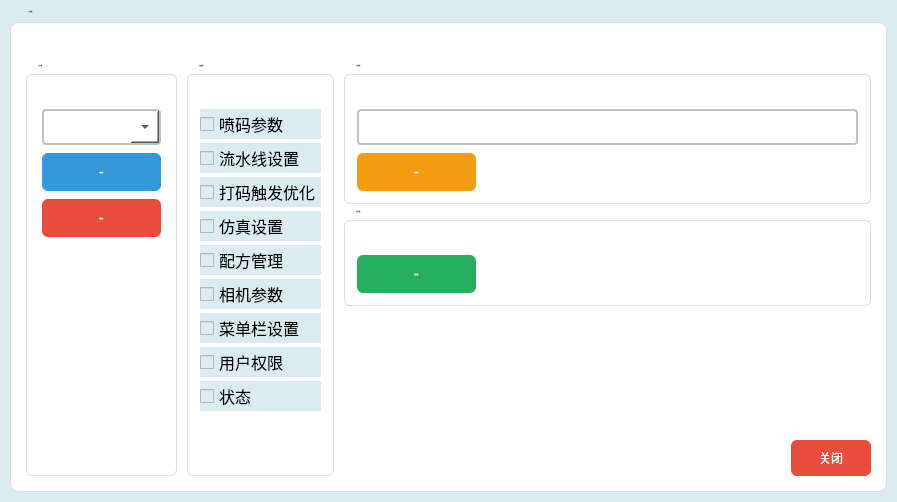
This is librecad/src/OCRdemo/user.ui in Hcj1108/Librecad_AFP5000 as Qt 5 draws it before an edit. The edited form follows.
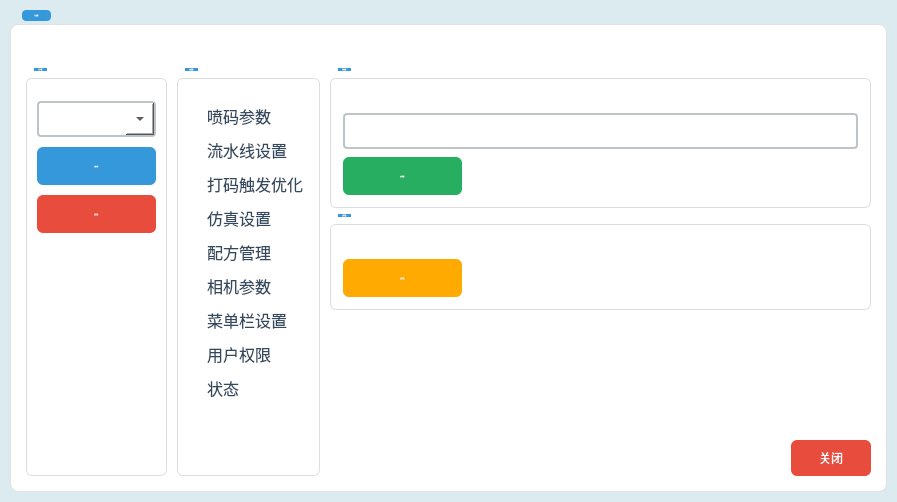
This is the edited form. Icons and pictures are not drawn.

```diff
--- a/librecad/src/OCRdemo/user.ui
+++ b/librecad/src/OCRdemo/user.ui
@@ -73,8 +73,8 @@
            </font>
           </property>
           <property name="styleSheet">
-           <string notr="true">QGroupBox{font: bold 14px &quot;Microsoft YaHei&quot;; color: #2c3e50; border: 1px solid #dcdde1; border-radius: 8px; margin-top: 12px; padding-top: 16px; background: #ffffff;}
-QGroupBox::title{subcontrol-origin: margin; left: 12px; padding: 0 6px;}</string>
+           <string notr="true">QGroupBox{font: bold 14px &quot;Microsoft YaHei&quot;; color: #2c3e50; border: 1px solid #e0e0e0; border-radius: 8px; margin-top: 14px; padding-top: 18px; background: #ffffff;}
+QGroupBox::title{subcontrol-origin: margin; left: 12px; padding: 4px 12px; background: #3498db; color: white; border-radius: 4px;}</string>
           </property>
           <property name="title">
            <string>用户设置</string>
@@ -114,19 +114,19 @@
              </property>
              <layout class="QVBoxLayout" name="userListLayout">
               <property name="spacing">
-               <number>8</number>
+               <number>10</number>
               </property>
               <property name="leftMargin">
-               <number>15</number>
+               <number>10</number>
               </property>
               <property name="topMargin">
-               <number>22</number>
+               <number>10</number>
               </property>
               <property name="rightMargin">
-               <number>15</number>
+               <number>10</number>
               </property>
               <property name="bottomMargin">
-               <number>15</number>
+               <number>10</number>
               </property>
               <item>
                <widget class="QComboBox" name="comboBox_2">
@@ -289,13 +289,13 @@
                <number>4</number>
               </property>
               <property name="leftMargin">
-               <number>12</number>
+               <number>10</number>
               </property>
               <property name="topMargin">
-               <number>22</number>
+               <number>10</number>
               </property>
               <property name="rightMargin">
-               <number>12</number>
+               <number>10</number>
               </property>
               <property name="bottomMargin">
                <number>10</number>
@@ -308,6 +308,9 @@
                   <pointsize>12</pointsize>
                  </font>
                 </property>
+                <property name="styleSheet">
+                 <string notr="true">color: #34495e; background: transparent;</string>
+                </property>
                 <property name="text">
                  <string>喷码参数</string>
                 </property>
@@ -321,6 +324,9 @@
                   <pointsize>12</pointsize>
                  </font>
                 </property>
+                <property name="styleSheet">
+                 <string notr="true">color: #34495e; background: transparent;</string>
+                </property>
                 <property name="text">
                  <string>流水线设置</string>
                 </property>
@@ -334,6 +340,9 @@
                   <pointsize>12</pointsize>
                  </font>
                 </property>
+                <property name="styleSheet">
+                 <string notr="true">color: #34495e; background: transparent;</string>
+                </property>
                 <property name="text">
                  <string>打码触发优化</string>
                 </property>
@@ -347,6 +356,9 @@
                   <pointsize>12</pointsize>
                  </font>
                 </property>
+                <property name="styleSheet">
+                 <string notr="true">color: #34495e; background: transparent;</string>
+                </property>
                 <property name="text">
                  <string>仿真设置</string>
                 </property>
@@ -360,6 +372,9 @@
                   <pointsize>12</pointsize>
                  </font>
                 </property>
+                <property name="styleSheet">
+                 <string notr="true">color: #34495e; background: transparent;</string>
+                </property>
                 <property name="text">
                  <string>配方管理</string>
                 </property>
@@ -373,6 +388,9 @@
                   <pointsize>12</pointsize>
                  </font>
                 </property>
+                <property name="styleSheet">
+                 <string notr="true">color: #34495e; background: transparent;</string>
+                </property>
                 <property name="text">
                  <string>相机参数</string>
                 </property>
@@ -386,6 +404,9 @@
                   <pointsize>12</pointsize>
                  </font>
                 </property>
+                <property name="styleSheet">
+                 <string notr="true">color: #34495e; background: transparent;</string>
+                </property>
                 <property name="text">
                  <string>菜单栏设置</string>
                 </property>
@@ -399,6 +420,9 @@
                   <pointsize>12</pointsize>
                  </font>
                 </property>
+                <property name="styleSheet">
+                 <string notr="true">color: #34495e; background: transparent;</string>
+                </property>
                 <property name="text">
                  <string>用户权限</string>
                 </property>
@@ -412,6 +436,9 @@
                   <pointsize>12</pointsize>
                  </font>
                 </property>
+                <property name="styleSheet">
+                 <string notr="true">color: #34495e; background: transparent;</string>
+                </property>
                 <property name="text">
                  <string>状态</string>
                 </property>
@@ -519,8 +546,9 @@
                    </font>
                   </property>
                   <property name="styleSheet">
-                   <string notr="true">QToolButton{font: bold 12px &quot;Microsoft YaHei&quot;; background: #f39c12; color: white; border-radius: 6px; padding: 8px 16px;}
-QToolButton:hover{background: #e67e22;}</string>
+                   <string notr="true">QToolButton{font: bold 12px &quot;Microsoft YaHei&quot;; background: #27ae60; color: white; border-radius: 6px; padding: 8px 16px;}
+QToolButton:hover{background: #e67e22;}
+</string>
                   </property>
                   <property name="text">
                    <string>修改密码</string>
@@ -599,8 +627,9 @@
                    </font>
                   </property>
                   <property name="styleSheet">
-                   <string notr="true">QToolButton{font: bold 12px &quot;Microsoft YaHei&quot;; background: #27ae60; color: white; border-radius: 6px; padding: 8px 16px;}
-QToolButton:hover{background: #229954;}</string>
+                   <string notr="true">QToolButton{font: bold 12px &quot;Microsoft YaHei&quot;; background: #ffaa00; color: white; border-radius: 6px; padding: 8px 16px;}
+QToolButton:hover{background: #229954;}
+</string>
                   </property>
                   <property name="text">
                    <string>固件升级</string>
```
Left out of the diff: 31 changed lines with no effect on the pictures.
